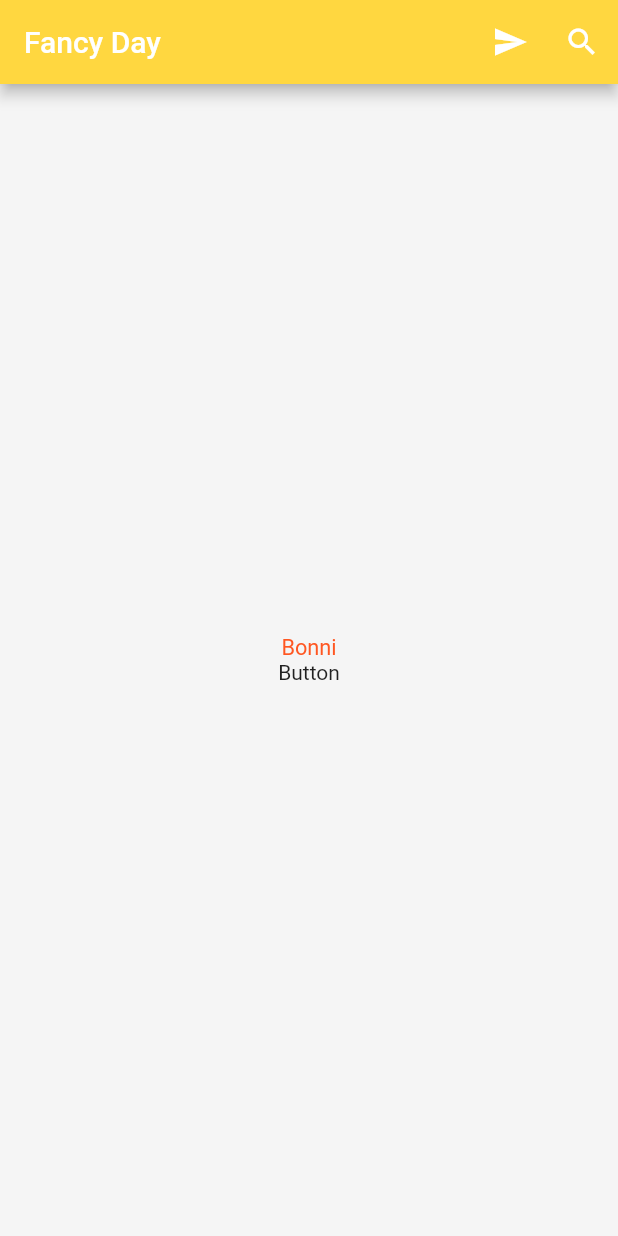
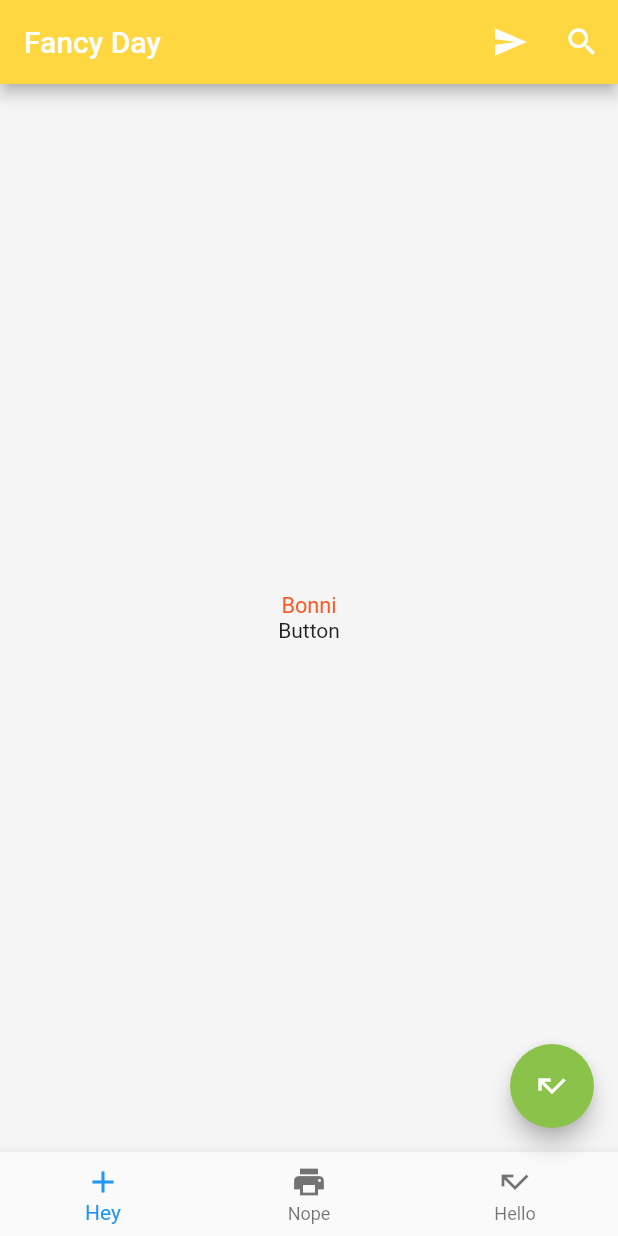
Before and after one commit to cryp73r/Flutter_App_Development, a Flutter app: the screen it shows after launch, on a phone screen of 412 x 824 dp. Run offline on Flutter 3.47's test engine with Material 2 defaults, Android fonts, the phone set to English and light mode, and no system bars; missing offline and left inert: dart:ffi.

Commit message:
SnackBar-Button-NavBar

```diff
--- a/intro_scaffold/lib/ui/home.dart
+++ b/intro_scaffold/lib/ui/home.dart
@@ -36,6 +36,17 @@ class Home extends StatelessWidget {
           ],
         ),
       ),
+      floatingActionButton: new FloatingActionButton(onPressed: () => debugPrint('Pressed'),
+        backgroundColor: Colors.lightGreen,
+        tooltip: 'Going Up!',
+        child: new Icon(Icons.call_missed),
+      ),
+      // `title` has been deprecated now, instead use `label`
+      bottomNavigationBar: new BottomNavigationBar(items: [
+        new BottomNavigationBarItem(icon: new Icon(Icons.add), label: 'Hey'),
+        new BottomNavigationBarItem(icon: new Icon(Icons.print), label: 'Nope'),
+        new BottomNavigationBarItem(icon: new Icon(Icons.call_missed), label: 'Hello')
+      ], onTap: (int i) => debugPrint('Hey Touched $i'),),
     );
     throw UnimplementedError();
   }
```
Also changed, not shown: gesture_detector/lib/main.dart (added, +10 -0 lines), gesture_detector/lib/ui/home.dart (added, +50 -0 lines), gesture_detector/pubspec.yaml (added, +76 -0 lines), gesture_detector/pubspec.lock (added), 58 other files.
